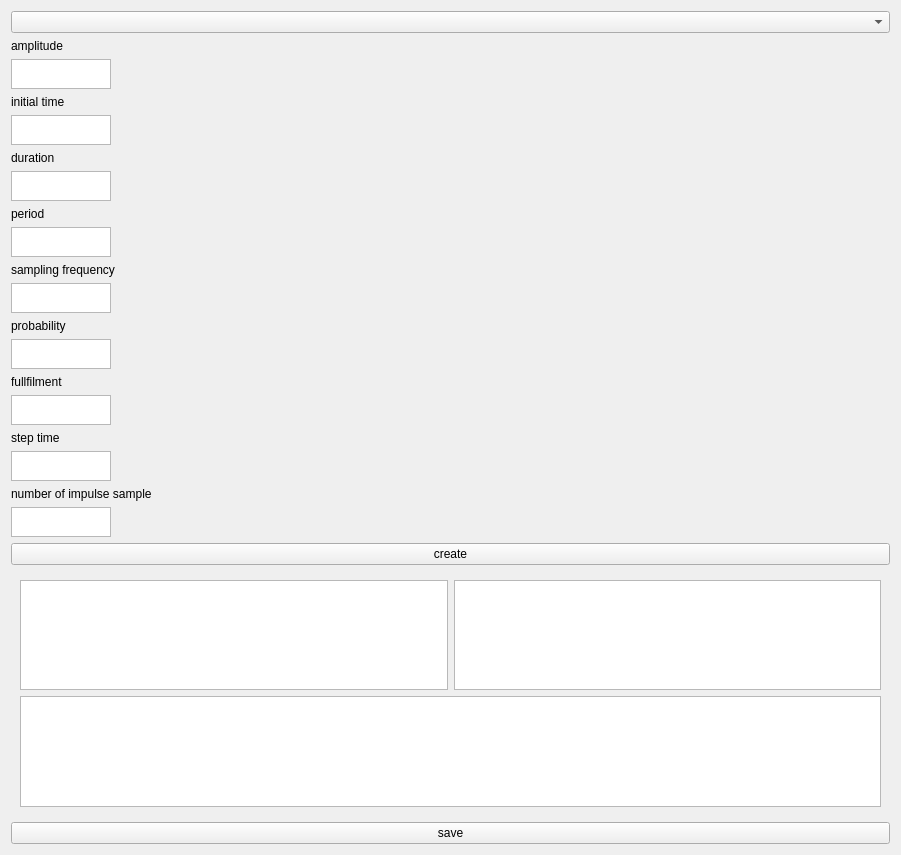
Old version of the form program/forms/signal_display_widget.ui in the repository MichalDudkiewicz/signal_processing.
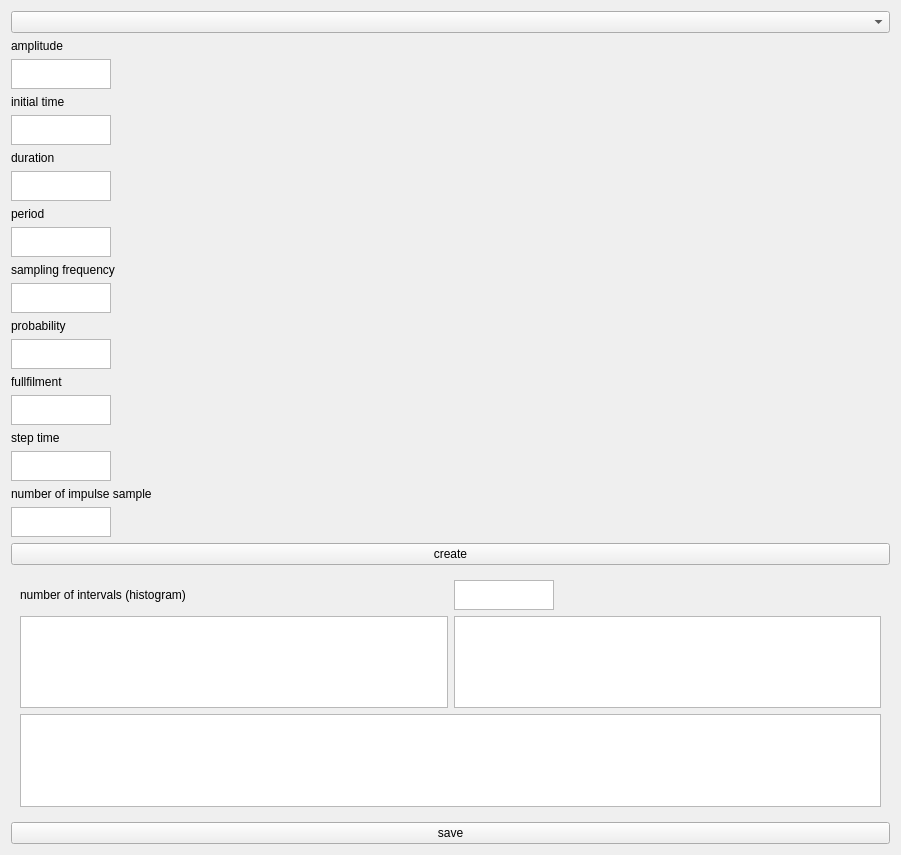
New version of the form. Custom widgets are drawn as their Qt base class.

Commit message: last interval removed

The edit to the form file:
```diff
--- a/program/forms/signal_display_widget.ui
+++ b/program/forms/signal_display_widget.ui
@@ -27,15 +27,32 @@
           </sizepolicy>
          </property>
          <layout class="QGridLayout" name="gridLayout_3">
-          <item row="0" column="0">
+          <item row="1" column="0">
            <widget class="QChartView" name="chartView"/>
           </item>
-          <item row="0" column="1">
+          <item row="1" column="1">
            <widget class="QChartView" name="histogramView"/>
           </item>
-          <item row="1" column="0" colspan="2">
+          <item row="2" column="0" colspan="2">
            <widget class="QTextBrowser" name="propertiesText"/>
           </item>
+          <item row="0" column="0">
+           <widget class="QLabel" name="label">
+            <property name="text">
+             <string>number of intervals (histogram)</string>
+            </property>
+           </widget>
+          </item>
+          <item row="0" column="1">
+           <widget class="QTextEdit" name="intervalsNumberTextEdit">
+            <property name="maximumSize">
+             <size>
+              <width>100</width>
+              <height>30</height>
+             </size>
+            </property>
+           </widget>
+          </item>
          </layout>
         </widget>
        </item>
```
The commit also changes 2 other files.
